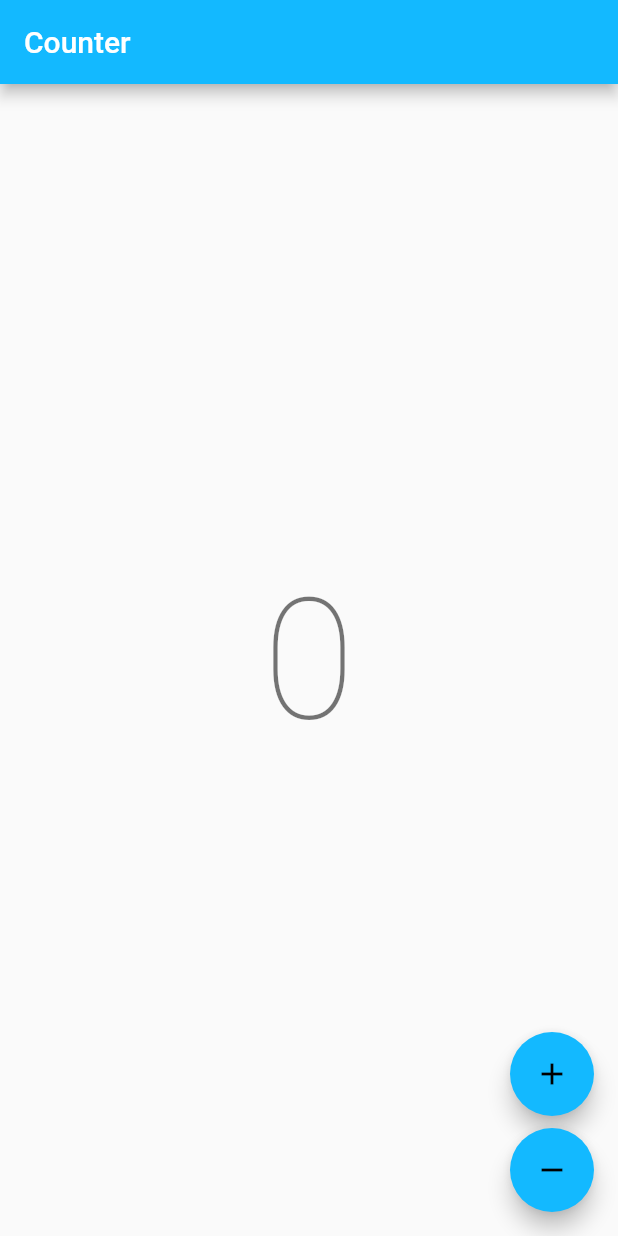
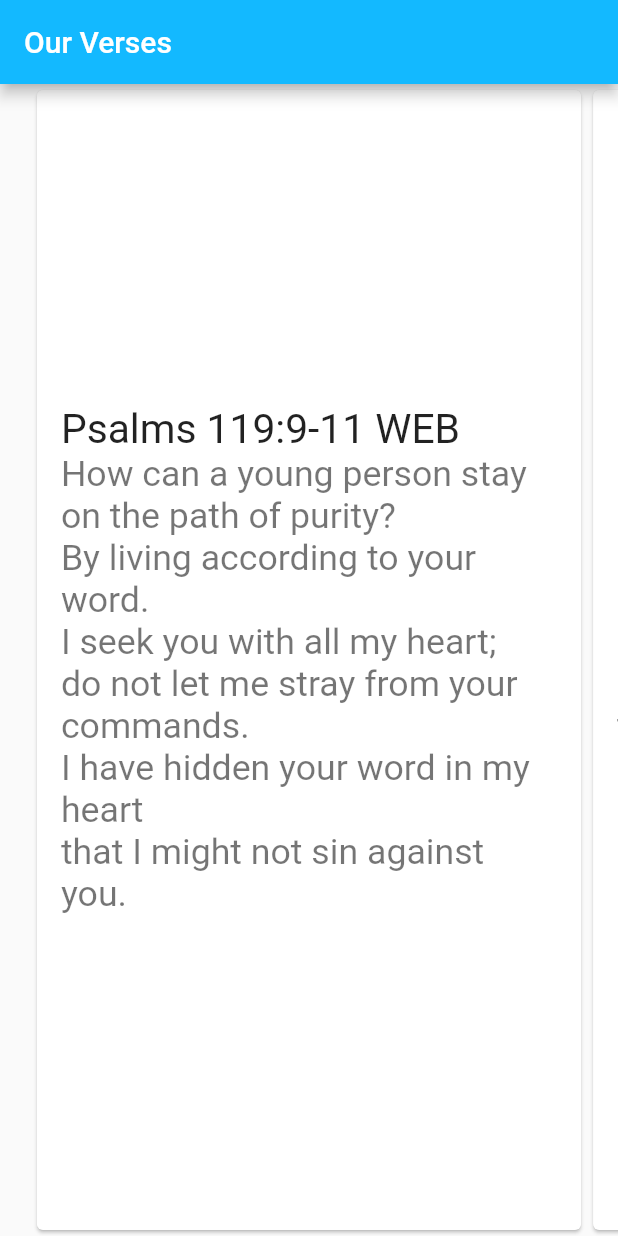
Before and after one commit to neiljaywarner/ourverses, a Flutter app: the screen it shows after launch, on a phone screen of 412 x 824 dp. Run offline on Flutter 3.47's test engine with Material 2 defaults, Android fonts, the light colour scheme and no system bars; our stand-ins replace bloc, firebase_analytics, firebase_core, flutter_bloc; accounts and stored records are empty; generated files the repository leaves out were written again.

Commit message:
OUR-1 Basic pageview for 3 hardcoded verses.

```diff
--- a/lib/app/view/app.dart
+++ b/lib/app/view/app.dart
@@ -9,6 +9,7 @@ import 'package:flutter/material.dart';
 import 'package:flutter_localizations/flutter_localizations.dart';
 import 'package:ourverses/counter/counter.dart';
 import 'package:ourverses/l10n/l10n.dart';
+import 'package:ourverses/verse_screen/verse_screen.dart';
 
 class App extends StatelessWidget {
   const App({Key? key}) : super(key: key);
@@ -27,7 +28,7 @@ class App extends StatelessWidget {
         GlobalMaterialLocalizations.delegate,
       ],
       supportedLocales: AppLocalizations.supportedLocales,
-      home: const CounterPage(),
+      home: VersesScreen(),
     );
   }
 }
--- /dev/null
+++ b/lib/verse_screen/verse_screen.dart
@@ -0,0 +1,49 @@
+
+import 'package:flutter/material.dart';
+import 'package:flutter_bloc/flutter_bloc.dart';
+import 'package:ourverses/counter/counter.dart';
+import 'package:ourverses/l10n/l10n.dart';
+import 'package:firebase_analytics/firebase_analytics.dart';
+class VersesScreen extends StatelessWidget {
+  VersesScreen({Key? key}) : super(key: key);
+
+  final PageController _controller = PageController(viewportFraction: 0.9);
+  @override
+  Widget build(BuildContext context) => Scaffold(
+    appBar: AppBar(title: const Text('Our Verses'),),
+    body: PageView(
+      scrollDirection: Axis.horizontal,
+      controller:  _controller,
+          onPageChanged: print,
+          children: verses.map((e) =>
+              Card(
+                child: Center(child: ListTile(title: Text(e.reference,textScaleFactor: 1.7,),
+                  subtitle: Text(e.text, textScaleFactor: 1.7,),)),
+              ),).toList(),
+      ),
+  );
+}
+
+
+// TODO: use https://bible-api.com/romans+12:1-2
+class DisplayVerse {
+  DisplayVerse(this.reference, this.text);
+
+  final String reference;
+  final String text;
+
+}
+
+// https://bible-api.com/psalm+119:9-11
+List<DisplayVerse> verses = [
+  DisplayVerse('Psalms 119:9-11 WEB',
+'''How can a young person stay on the path of purity?
+By living according to your word.
+I seek you with all my heart;
+do not let me stray from your commands.
+I have hidden your word in my heart
+that I might not sin against you.'''),
+  DisplayVerse('Col 1:17 WEB ', 'He is before all things, and in him all things are held together.'),
+  DisplayVerse('Psalms 62:7 WEB', '''My salvation and my honor is with God.
+The rock of my strength, and my refuge, is in God.''')
+];
```
